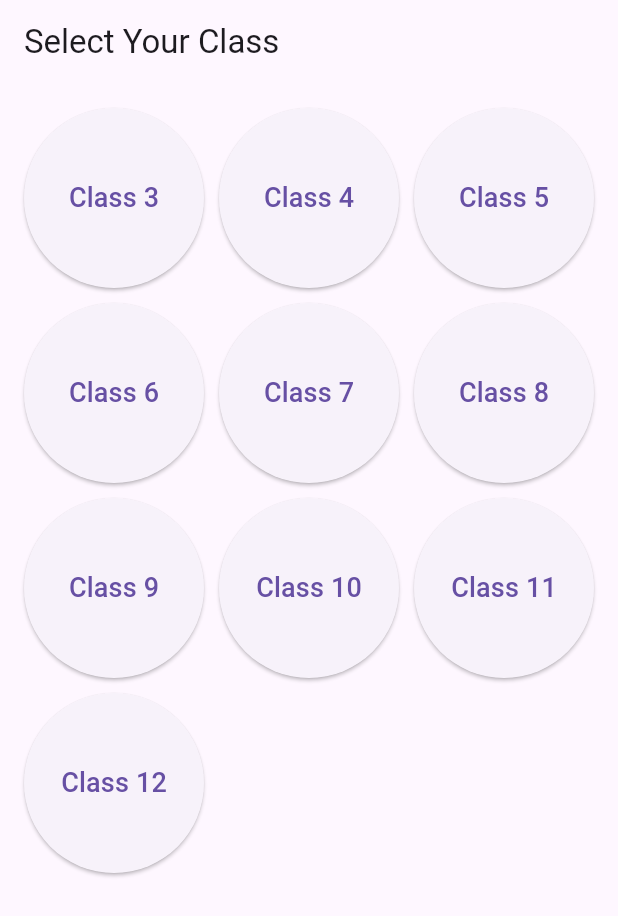
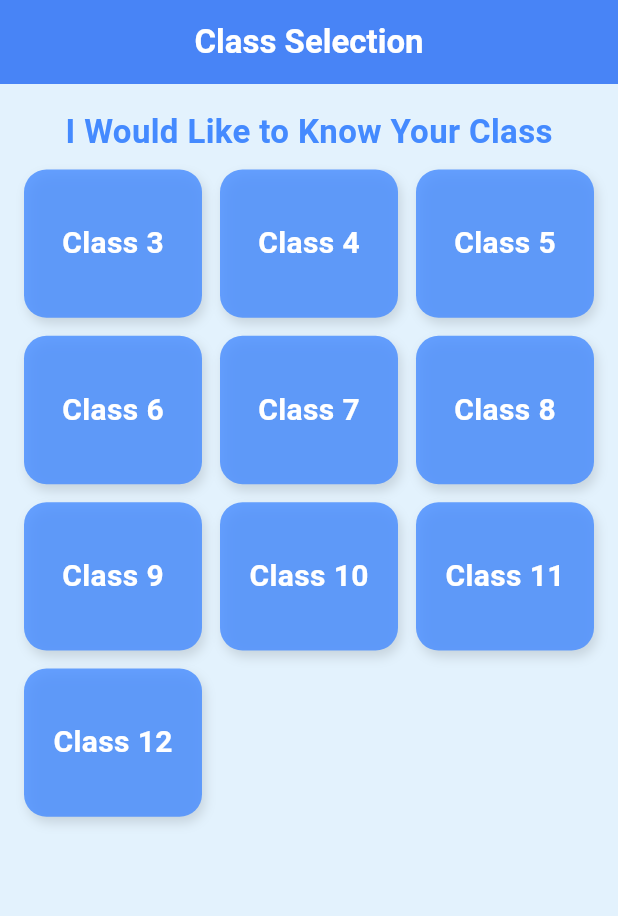
Before and after one commit to musharrafhamraz/Stock-Prediction-App, a Flutter app: the screen it shows after launch, on a phone screen of 412 x 824 dp. Shown: the top 916 px of the screen. Run offline on Flutter 3.47's test engine with Material 3 defaults, Android fonts, the phone set to English and light mode, and no system bars; our stand-ins replace lottie.

Commit message:
screen design updated

```diff
--- a/lib/screens/class_selection.dart
+++ b/lib/screens/class_selection.dart
@@ -2,25 +2,52 @@ import 'package:flutter/material.dart';
 import 'chat_screen.dart';
 
 class ClassSelectionScreen extends StatelessWidget {
-  final List<int> classes =
-      List.generate(10, (index) => index + 3); // Classes 3-12
+  final List<int> classes = List.generate(10, (index) => index + 3);
+
+  ClassSelectionScreen({super.key}); // Classes 3-12
 
   @override
   Widget build(BuildContext context) {
     return Scaffold(
-      appBar: AppBar(title: Text("Select Your Class")),
+      backgroundColor: Colors.blue[50], // Light background for a school theme
+      appBar: AppBar(
+        title: const Text(
+          "Class Selection",
+          style: TextStyle(
+              fontWeight: FontWeight.bold, fontSize: 22, color: Colors.white),
+        ),
+        backgroundColor: Colors.blueAccent,
+        elevation: 5,
+        centerTitle: true,
+      ),
       body: Padding(
-        padding: EdgeInsets.all(16.0),
+        padding: const EdgeInsets.all(16.0),
+        child: Column(
+          children: [
+            /// 📢 **Animated Heading**
+            const Text(
+              "I Would Like to Know Your Class",
+              style: TextStyle(
+                fontSize: 22,
+                fontWeight: FontWeight.bold,
+                color: Colors.blueAccent,
+              ),
+            ),
+            const SizedBox(height: 10),
+
+            /// 📚 **Grid of Class Buttons**
+            Expanded(
               child: GridView.builder(
-          gridDelegate: SliverGridDelegateWithFixedCrossAxisCount(
+                gridDelegate: const SliverGridDelegateWithFixedCrossAxisCount(
                   crossAxisCount: 3,
-            crossAxisSpacing: 10,
-            mainAxisSpacing: 10,
+                  crossAxisSpacing: 12,
+                  mainAxisSpacing: 12,
+                  childAspectRatio: 1.2,
                 ),
                 itemCount: classes.length,
                 itemBuilder: (context, index) {
-            return ElevatedButton(
-              onPressed: () {
+                  return GestureDetector(
+                    onTap: () {
                       Navigator.push(
                         context,
                         MaterialPageRoute(
@@ -29,10 +56,35 @@ class ClassSelectionScreen extends StatelessWidget {
                         ),
                       );
                     },
-              child: Text('Class ${classes[index]}',
-                  style: TextStyle(fontSize: 18)),
+                    child: AnimatedContainer(
+                      duration: const Duration(milliseconds: 300),
+                      decoration: BoxDecoration(
+                        color: Colors.blueAccent.withOpacity(0.8),
+                        borderRadius: BorderRadius.circular(15),
+                        boxShadow: const [
+                          BoxShadow(
+                            color: Colors.black12,
+                            blurRadius: 6,
+                            offset: Offset(2, 4),
+                          ),
+                        ],
+                      ),
+                      child: Center(
+                        child: Text(
+                          "Class ${classes[index]}",
+                          style: const TextStyle(
+                            fontSize: 20,
+                            fontWeight: FontWeight.bold,
+                            color: Colors.white,
+                          ),
+                        ),
+                      ),
+                    ),
                   );
                 },
+              ),
+            ),
+          ],
         ),
       ),
     );
```
Lines whose indentation alone changed are shown as unchanged.
